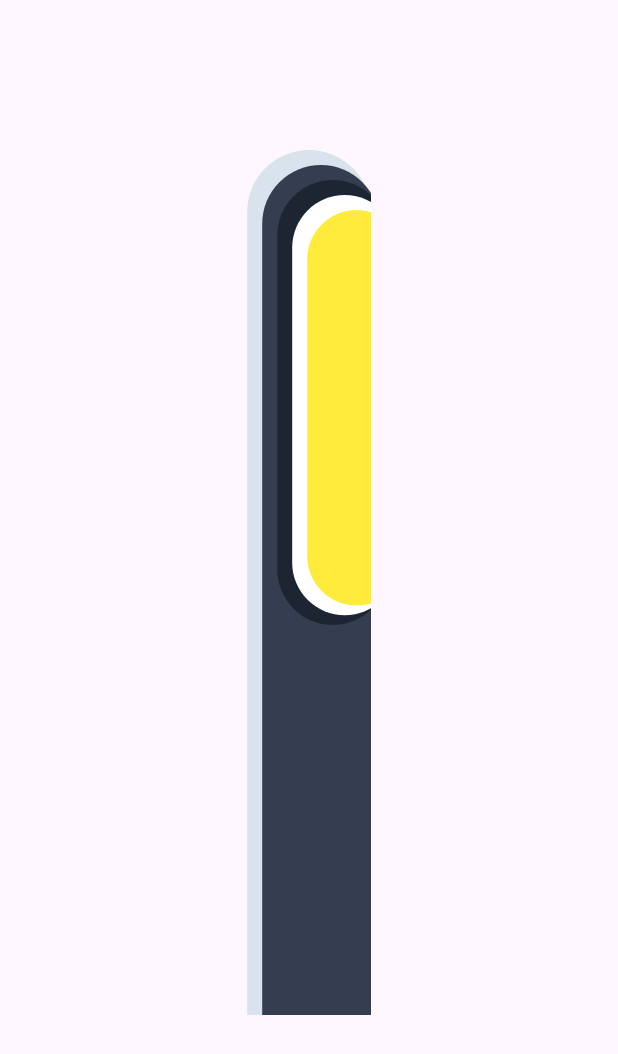
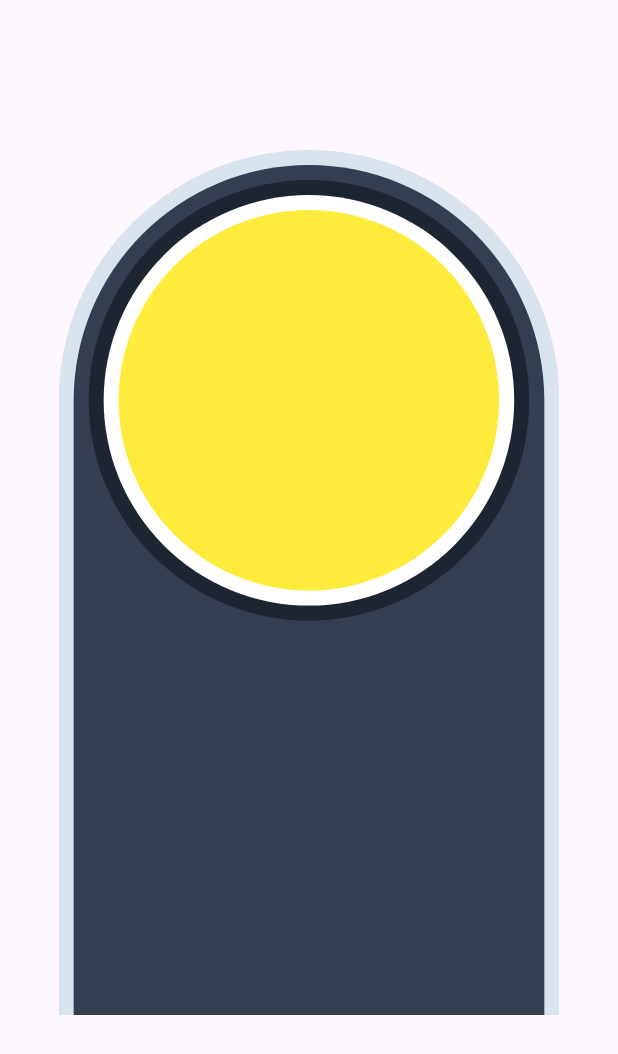
Before and after one commit to MatheusBlanco/matheus_blanco_online_cv, a Flutter app: the screen it shows after launch, on a phone screen of 412 x 824 dp. Shown: the top 1054 px of the screen. Run offline on Flutter 3.47's test engine with Material 3 defaults, Android fonts, the phone set to English and light mode, and no system bars; our stand-ins replace responsive_builder.

Commit message:
Corrects bookmark dimensions for mobile

```diff
--- a/lib/widgets/curriculum/bookmark.dart
+++ b/lib/widgets/curriculum/bookmark.dart
@@ -10,11 +10,12 @@ class BookMark extends StatefulWidget {
 class _BookMarkState extends State<BookMark> {
   @override
   Widget build(BuildContext context) {
+    const width = 333.8;
     return Stack(
       children: [
         Container(
           height: MediaQuery.of(context).size.height * 0.7,
-          width: MediaQuery.of(context).size.width * 0.20,
+          width: width,
           decoration: const BoxDecoration(
               borderRadius: BorderRadius.only(
                 topLeft: Radius.circular(200),
@@ -28,7 +29,7 @@ class _BookMarkState extends State<BookMark> {
           left: 10,
           child: Container(
             height: MediaQuery.of(context).size.height * 0.7,
-            width: MediaQuery.of(context).size.width * 0.19,
+            width: width *0.94,
             decoration: const BoxDecoration(
                 borderRadius: BorderRadius.only(
                   topLeft: Radius.circular(200),
@@ -42,8 +43,8 @@ class _BookMarkState extends State<BookMark> {
             top: 20,
             left: 20,
             child: Container(
-              height: MediaQuery.of(context).size.height * 0.36,
-              width: MediaQuery.of(context).size.width * 0.18,
+              height: width * 0.88,
+              width: width * 0.88,
               decoration: BoxDecoration(
                   borderRadius: BorderRadius.circular(200),
                 color: const Color(0xff1E2532),
@@ -54,8 +55,8 @@ class _BookMarkState extends State<BookMark> {
             top: 30,
             left: 30,
             child: Container(
-              height: MediaQuery.of(context).size.height * 0.34,
-              width: MediaQuery.of(context).size.width * 0.17,
+              height: width * 0.82,
+              width: width * 0.82,
               decoration: BoxDecoration(
                 borderRadius: BorderRadius.circular(200),
                 color: Colors.white,
@@ -66,8 +67,8 @@ class _BookMarkState extends State<BookMark> {
             top: 40,
             left: 40,
             child: Container(
-              height: MediaQuery.of(context).size.height * 0.32,
-              width: MediaQuery.of(context).size.width * 0.16,
+              height: width * 0.76,
+              width: width * 0.76,
               decoration: BoxDecoration(
                 borderRadius: BorderRadius.circular(200),
                 color: Colors.yellow,
```
Also changed, not shown: 1 other file.
